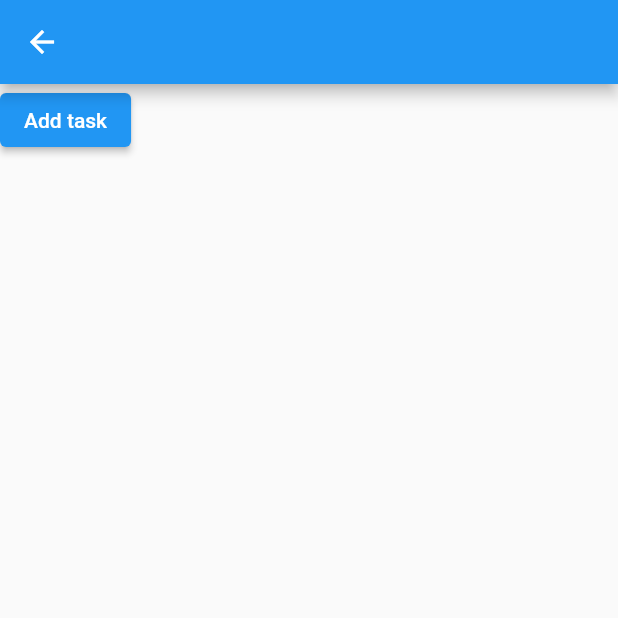
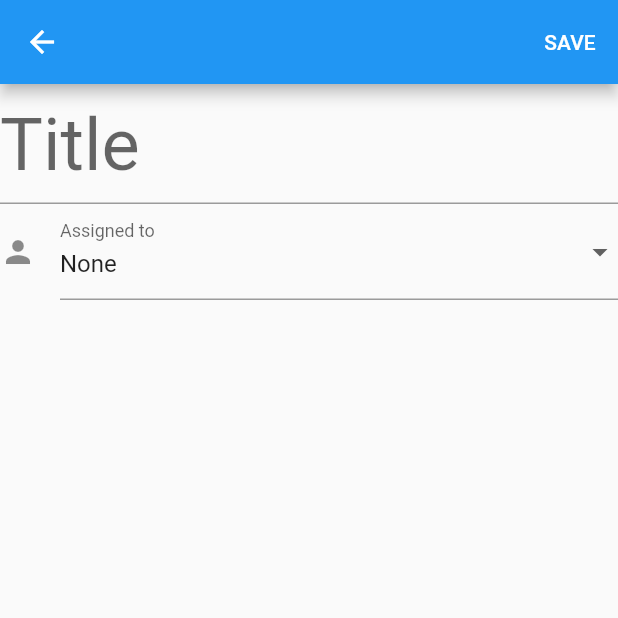
Before and after one commit to GabPSS/workday, a Flutter app: the TaskPage screen opened directly, on a phone screen of 412 x 824 dp, the top half of it. Run offline on Flutter 3.47's test engine with Material 2 defaults, Android fonts, the phone set to English and light mode, and no system bars; our stand-ins replace supabase_flutter; accounts and stored records are empty.

Commit message:
Improved task page, app page and updated models

```diff
--- a/lib/main.dart
+++ b/lib/main.dart
@@ -11,13 +11,17 @@ Future<void> main() async {
   WidgetsFlutterBinding.ensureInitialized();
 
   await Supabase.initialize(url: backendUrl, anonKey: backendKey);
+  var appData = AppData.empty();
   Login login = Login();
   bool loginResult = await login.fetch();
+  if (loginResult) {
+    await appData.fetchData(false);
+  }
 
   runApp(MultiProvider(
       // create: (BuildContext context) => AppData.empty(),
       providers: [
-        ChangeNotifierProvider(create: (context) => AppData.empty()),
+        ChangeNotifierProvider(create: (context) => appData),
         ChangeNotifierProvider(create: (context) => login)
       ],
       child: MainApp(loggedIn: loginResult)));
--- a/lib/model/task.dart
+++ b/lib/model/task.dart
@@ -1,9 +1,17 @@
-import 'package:supabase_flutter/supabase_flutter.dart';
+import 'dart:developer';
+
+import 'package:flutter/material.dart';
+import 'package:provider/provider.dart';
+import 'package:supabase_flutter/supabase_flutter.dart' hide Provider, User;
+import 'package:workday/data/app_data.dart';
+import 'package:workday/model/user.dart';
+import 'package:workday/ui/task_tile.dart';
 
 class Task {
   String? id;
   DateTime? createdOn;
   DateTime? due;
+  String title = "";
   List<String> description = List.empty(growable: true);
   String? assignedTo;
   TaskStatus status = TaskStatus.open;
@@ -14,42 +22,118 @@ class Task {
       required this.description,
       this.due,
       this.id,
+      this.title = "",
       this.status = TaskStatus.open});
 
   bool get isAssigned => assignedTo != null;
   bool get isCompleted => status == TaskStatus.done;
 
+  TaskTile get tile => TaskTile(task: this);
+
+  User? getAssignedToUser(BuildContext context) {
+    try {
+      return Provider.of<AppData>(context, listen: false)
+          .users
+          .firstWhere((element) => element.email == assignedTo);
+    } catch (e) {
+      return null;
+    }
+  }
+
+  CircleAvatar get avatar {
+    return CircleAvatar(
+      backgroundColor: taskStatusViewColors[taskStatusToInt(status)],
+      child: Icon(
+          status == TaskStatus.done ? Icons.task_alt : Icons.radio_button_off),
+    );
+  }
+
   static List<Task> parseTaskList(PostgrestList tasksData) {
     return tasksData.map((taskMap) {
-      var id = taskMap['id'] as String;
-      var createdAt = taskMap['created_at'] as DateTime?;
-      var due = taskMap['due'] as DateTime?;
-      var contents = (taskMap['contents'] as List<dynamic>).cast<String>();
-      var status = taskMap['status'] as int;
-      var assignedTo = taskMap['assigned_to'] as String?;
+      // var id = taskMap['id'] as String;
+      // var createdAt = DateTime.tryParse(taskMap['created_at'] as String);
+      // var due = taskMap['due'] as DateTime?;
+      // var contents = (taskMap['contents'] as List<dynamic>).cast<String>();
+      // var status = taskMap['status'] as int;
+      // var assignedTo = taskMap['assigned_to'] as String?;
+      // var title = taskMap['title'] as String;
 
-      return Task(
-          id: id,
-          createdOn: createdAt,
-          due: due,
-          description: contents,
-          status: intToTaskStatus(status),
-          assignedTo: assignedTo);
+      // return Task(
+      //     id: id,
+      //     createdOn: createdAt,
+      //     due: due,
+      //     description: contents,
+      //     status: intToTaskStatus(status),
+      //     assignedTo: assignedTo,
+      //     title: title);
+      return Task.fromMap(taskMap);
     }).toList();
+  }
+
+  factory Task.fromMap(Map<String, Object?> map) {
+    var id = map['id'] as String?;
+    var createdAt = DateTime.tryParse(map['created_at'] as String);
+    var due = map['due'] as DateTime?;
+    var contents = (map['contents'] as List<dynamic>).cast<String>();
+    var status = map['status'] as int;
+    var assignedTo = map['assigned_to'] as String?;
+    var title = map['title'] as String;
+
+    return Task(
+        id: id,
+        createdOn: createdAt,
+        due: due,
+        description: contents,
+        status: intToTaskStatus(status),
+        assignedTo: assignedTo,
+        title: title);
+  }
+
+  Task clone() => Task.fromMap(toMap());
+
+  Future<void> update(BuildContext context,
+      [Map<String, Object?>? data]) async {
+    log('Updating task');
+    await Supabase.instance.client
+        .from('tasks')
+        .update(data ?? toMap())
+        .eq('id', id); //TODO: Could bring an error here?
+    if (!context.mounted) return;
+    Provider.of<AppData>(context, listen: false).fetchData();
   }
 
   Map<String, Object?> toMap() {
     return {
-      'created_at': createdOn?.toUtc().toString(),
+      if (createdOn != null) 'created_at': createdOn?.toUtc().toString(),
       'due': due?.toUtc().toString(),
       'contents': description,
       'status': taskStatusToInt(status),
-      'assigned_to': assignedTo
+      'assigned_to': assignedTo,
+      'title': title
     };
   }
 }
 
 enum TaskStatus { open, started, pending, done }
+
+const List<String> taskStatusViewTitles = [
+  "Open",
+  "Started",
+  "Pending",
+  "Done"
+];
+const List<TaskStatus> taskStatusViewStatuses = [
+  TaskStatus.open,
+  TaskStatus.started,
+  TaskStatus.pending,
+  TaskStatus.done
+];
+const List<Color> taskStatusViewColors = [
+  Colors.grey,
+  Colors.blue,
+  Colors.red,
+  Colors.green
+];
 
 TaskStatus intToTaskStatus(int value) {
   switch (value) {
--- a/lib/ui/login_page.dart
+++ b/lib/ui/login_page.dart
@@ -55,6 +55,8 @@ class _LoginPageState extends State<LoginPage> {
 
     if (result == false) {
       setState(() => attemptingLogin = false);
+      if (!mounted) return;
+      ScaffoldMessenger.of(context).showSnackBar(const SnackBar(content: Text('Failed to log in, check internet and credentials')));
       return;
     }
 
--- a/lib/ui/task_page.dart
+++ b/lib/ui/task_page.dart
@@ -13,19 +13,73 @@ class TaskPage extends StatefulWidget {
 }
 
 class _TaskPageState extends State<TaskPage> {
+  bool newTask = false;
+  late Task task;
+
+  @override
+  void initState() {
+    if (widget.task == null) {
+      task = Task(description: []);
+      newTask = true;
+    } else {
+      task = widget.task!.clone();
+    }
+    super.initState();
+  }
+
   @override
   Widget build(BuildContext context) {
+    Iterable<DropdownMenuItem<String>> userItems =
+        Provider.of<AppData>(context, listen: false)
+            .users
+            .map((e) => DropdownMenuItem(
+                  value: e.email,
+                  child: Text(e.name),
+                ));
     return Scaffold(
-      appBar: AppBar(),
-      body: ElevatedButton(
-          onPressed: () {
-            if (widget.task == null) {
-              Provider.of<AppData>(context, listen: false)
-                  .addTask(Task(description: ['Hello']));
-              Navigator.pop(context);
-            }
-          },
-          child: const Text('Add task')),
-    );
+        appBar: AppBar(
+          actions: [
+            TextButton(
+                onPressed: () {
+                  Navigator.pop(context, task);
+                },
+                child: Text(
+                  'SAVE',
+                  style:
+                      TextStyle(color: Theme.of(context).colorScheme.onPrimary),
+                ))
+          ],
+        ),
+        body: ListView(
+          children: [
+            TextFormField(
+              initialValue: task.title,
+              decoration: const InputDecoration(hintText: 'Title'),
+              style: const TextStyle(
+                fontSize: 48,
+              ),
+              onChanged: (value) {
+                task.title = value.trim();
+              },
+            ),
+            DropdownButtonFormField<String?>(
+              decoration: const InputDecoration(
+                  labelText: "Assigned to",
+                  icon: Icon(
+                    Icons.person,
+                  )),
+              value: task.getAssignedToUser(context)?.email,
+              items: [
+                const DropdownMenuItem(value: null, child: Text("None")),
+                for (var item in userItems) item,
+              ],
+              onChanged: (value) {
+                setState(() {
+                  task.assignedTo = value;
+                });
+              },
+            ),
+          ],
+        ));
   }
 }
--- a/pubspec.yaml
+++ b/pubspec.yaml
@@ -9,6 +9,7 @@ environment:
 dependencies:
   flutter:
     sdk: flutter
+  intl: ^0.18.1
   provider: ^6.0.5
   supabase: ^1.11.11
   supabase_flutter: ^1.10.25
```
Also changed, not shown: lib/data/app_data.dart (+36 -3 lines), lib/data/login.dart (+8 -2 lines), lib/ui/app_page.dart (+16 -16 lines), lib/ui/task_tile.dart (added, +101 -0 lines), pubspec.lock.
